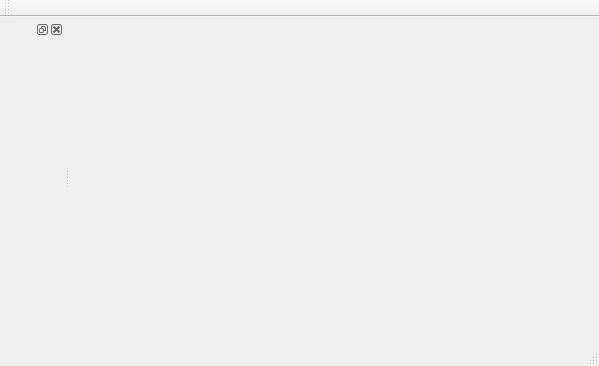
First picture: the form in src/mainwindow.ui, repository somabuggy2020/soma_move_driver, before the edit.
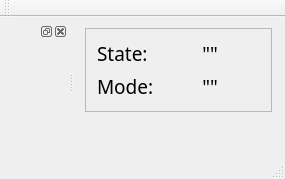
Second picture: the form after the edit.

The edit to the form file:
```diff
--- a/src/mainwindow.ui
+++ b/src/mainwindow.ui
@@ -6,20 +6,107 @@
    <rect>
     <x>0</x>
     <y>0</y>
-    <width>599</width>
-    <height>366</height>
+    <width>285</width>
+    <height>179</height>
    </rect>
   </property>
   <property name="font">
    <font>
     <family>Source Code Pro</family>
-    <pointsize>12</pointsize>
+    <pointsize>14</pointsize>
    </font>
   </property>
   <property name="windowTitle">
    <string>MainWindow</string>
   </property>
-  <widget class="QWidget" name="centralWidget"/>
+  <widget class="QWidget" name="centralWidget">
+   <layout class="QGridLayout" name="gridLayout">
+    <item row="0" column="0">
+     <widget class="QFrame" name="frame">
+      <property name="frameShape">
+       <enum>QFrame::StyledPanel</enum>
+      </property>
+      <property name="frameShadow">
+       <enum>QFrame::Raised</enum>
+      </property>
+      <layout class="QFormLayout" name="formLayout">
+       <item row="0" column="0">
+        <widget class="QLabel" name="label">
+         <property name="text">
+          <string>State:</string>
+         </property>
+        </widget>
+       </item>
+       <item row="1" column="0">
+        <widget class="QLabel" name="label_2">
+         <property name="text">
+          <string>Mode:</string>
+         </property>
+        </widget>
+       </item>
+       <item row="0" column="1">
+        <widget class="QLabel" name="lblState">
+         <property name="minimumSize">
+          <size>
+           <width>100</width>
+           <height>0</height>
+          </size>
+         </property>
+         <property name="text">
+          <string>&quot;&quot;</string>
+         </property>
+         <property name="alignment">
+          <set>Qt::AlignCenter</set>
+         </property>
+        </widget>
+       </item>
+       <item row="1" column="1">
+        <widget class="QLabel" name="lblMode">
+         <property name="minimumSize">
+          <size>
+           <width>100</width>
+           <height>0</height>
+          </size>
+         </property>
+         <property name="text">
+          <string>&quot;&quot;</string>
+         </property>
+         <property name="alignment">
+          <set>Qt::AlignCenter</set>
+         </property>
+        </widget>
+       </item>
+      </layout>
+     </widget>
+    </item>
+    <item row="1" column="0">
+     <spacer name="verticalSpacer">
+      <property name="orientation">
+       <enum>Qt::Vertical</enum>
+      </property>
+      <property name="sizeHint" stdset="0">
+       <size>
+        <width>20</width>
+        <height>40</height>
+       </size>
+      </property>
+     </spacer>
+    </item>
+    <item row="0" column="1">
+     <spacer name="horizontalSpacer">
+      <property name="orientation">
+       <enum>Qt::Horizontal</enum>
+      </property>
+      <property name="sizeHint" stdset="0">
+       <size>
+        <width>40</width>
+        <height>20</height>
+       </size>
+      </property>
+     </spacer>
+    </item>
+   </layout>
+  </widget>
   <widget class="QMenuBar" name="menuBar">
    <property name="geometry">
     <rect>
```
Left out of the diff: 4 changed lines with no effect on the pictures.
